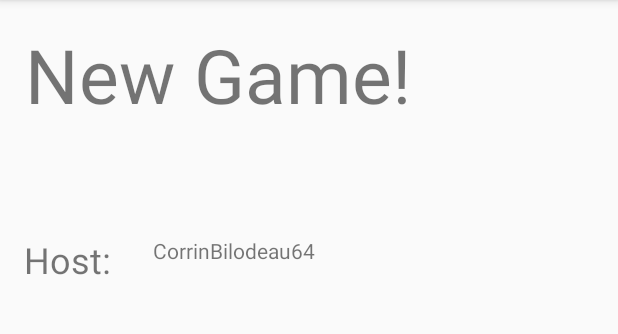
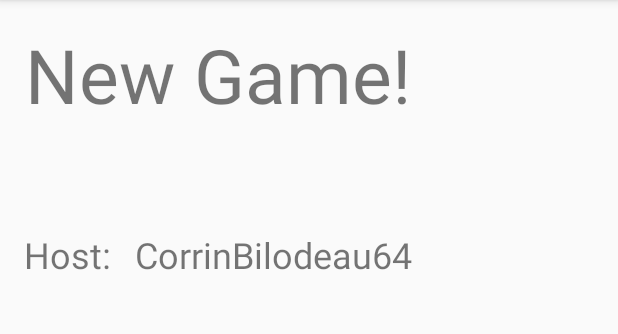
Before and after one commit to fargusplumdoodle/NetworkedScoreTracker, an Android app: the screen it shows after launch (NewGameActivity), after a tap on "NEW GAME", on a phone screen of 412 x 824 dp, the part 84-418 px from its top. Run offline under Robolectric (Android 15) with nearby library versions, the phone set to English and light mode, and no system bars.

Commit message:
Fixed formatting on new game screen

```diff
--- a/app/src/main/res/layout/activity_new_game.xml
+++ b/app/src/main/res/layout/activity_new_game.xml
@@ -27,7 +27,7 @@
         android:layout_height="wrap_content"
         android:layout_marginStart="16dp"
         android:layout_marginLeft="16dp"
-        android:layout_marginTop="55dp"
+        android:layout_marginTop="52dp"
         android:text="@string/hostLabel"
         android:textSize="24sp"
         app:layout_constraintStart_toStartOf="parent"
@@ -36,14 +36,16 @@
     <TextView
         android:id="@+id/PlayerNameViewServerNewGame"
         android:layout_width="256dp"
-        android:layout_height="41dp"
-        android:layout_marginStart="28dp"
-        android:layout_marginLeft="28dp"
-        android:layout_marginTop="56dp"
+        android:layout_height="34dp"
+        android:layout_marginStart="16dp"
+        android:layout_marginLeft="16dp"
+        android:layout_marginTop="52dp"
         android:layout_marginEnd="54dp"
         android:layout_marginRight="54dp"
         android:text="TextView"
+        android:textSize="24sp"
         app:layout_constraintEnd_toEndOf="parent"
+        app:layout_constraintHorizontal_bias="0.0"
         app:layout_constraintStart_toEndOf="@+id/textView3"
         app:layout_constraintTop_toBottomOf="@+id/textView2" />
 </android.support.constraint.ConstraintLayout>
--- a/build.gradle
+++ b/build.gradle
@@ -7,7 +7,7 @@ buildscript {
 
     }
     dependencies {
-        classpath 'com.android.tools.build:gradle:3.3.0'
+        classpath 'com.android.tools.build:gradle:3.3.2'
 
         // NOTE: Do not place your application dependencies here; they belong
         // in the individual module build.gradle files
```
